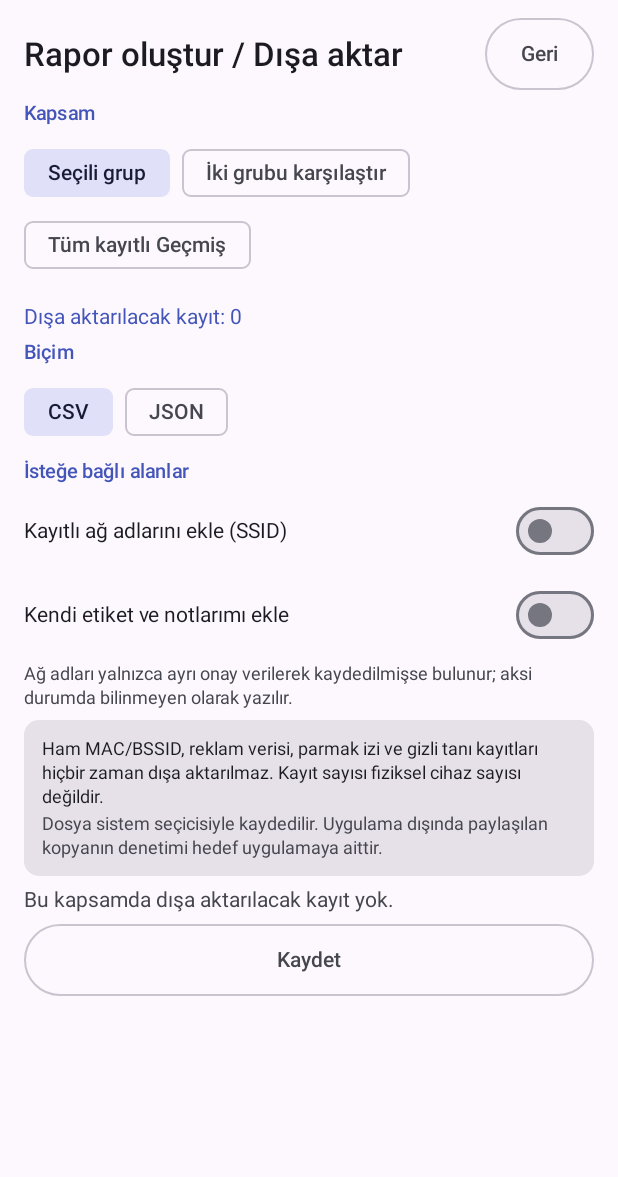
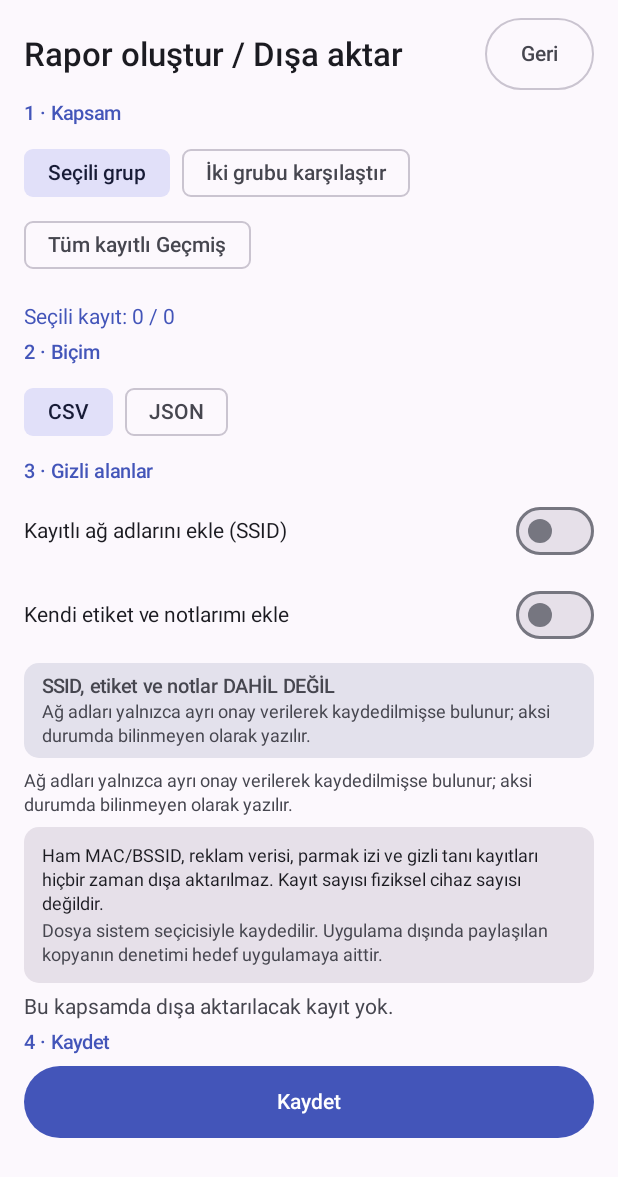
Before and after one commit to jeyhunmammadov738-ops/radioobserver, an Android app built with Jetpack Compose: the composable ReportExportScreen called with empty values, on a phone screen of 412 x 824 dp. Shown: the top 1177 px of the screen. Run offline under Robolectric (Android 15) with nearby library versions, the phone set to English and light mode, and no system bars.

Commit message:
UX-07: four-step export flow with explicit privacy defaults and honest outcomes
The reporting screen now reads as numbered steps (scope, format, sensitive fields, save)
with one filled primary Save action at the end. A status banner states that SSID, labels
and notes are excluded by default and turns into an attention warning only after a
conscious opt-in, the record count reads 'Secili kayit: N / M', and save, cancel and failure
all surface through the shared status banner with the real record count. A pure
ExportReview/ExportReviewer keeps every displayed number derived from the same saved
records History and analytics read.

WS06 report generation, CSV/JSON schemas, byte content, privacy rules, selection semantics,
SAF launchers and navigation are untouched; no sharing, import, restore, backup or new
format was added, and opening the screen starts no scan and writes no History.

Gates: core 370/370, app 102/102 (7 new), compileDebugKotlin, assembleDebug, lint 0 errors/
15 warnings, debug APK, versionCode unchanged. Docs: docs/uiux/ux-07-reporting-export.md
(matrix A-E) plus dated roadmap entries; UX-08 not started.

```diff
--- a/app/src/main/java/com/example/radioobserver/ui/ReportExportScreen.kt
+++ b/app/src/main/java/com/example/radioobserver/ui/ReportExportScreen.kt
@@ -15,6 +15,7 @@ import androidx.compose.foundation.rememberScrollState
 import androidx.compose.foundation.verticalScroll
 import androidx.compose.material3.AlertDialog
 import androidx.compose.material3.Card
+import androidx.compose.material3.Button
 import androidx.compose.material3.FilterChip
 import androidx.compose.material3.MaterialTheme
 import androidx.compose.material3.OutlinedButton
@@ -43,6 +44,10 @@ import com.example.radioobserver.core.radio.export.ReportBuilder
 import com.example.radioobserver.core.radio.history.AnalyticalGroup
 import com.example.radioobserver.core.radio.history.HistoryAnnotation
 import com.example.radioobserver.core.radio.history.HistoryRecord
+import com.example.radioobserver.ui.report.ExportReview
+import com.example.radioobserver.ui.report.ExportReviewer
+import com.example.radioobserver.ui.components.StatusBanner
+import com.example.radioobserver.ui.components.PillKind
 import com.example.radioobserver.ui.components.SectionHeader
 import com.example.radioobserver.ui.components.Spacing
 import kotlinx.coroutines.Dispatchers
@@ -159,6 +164,16 @@ fun ReportExportScreen(
         ReportScope.ALL -> records.size
     }
 
+    // UX-07: one honest review of what is about to be exported (presentation only).
+    val review = ExportReviewer.review(
+        selectedCount = currentCount,
+        totalCount = records.size,
+        includeNames = includeNames,
+        includeAnnotations = includeAnnotations,
+        scopeResolved = !(selectedScope == ReportScope.COMPARE &&
+            (leftId == null || rightId == null || leftId == rightId)),
+    )
+
     Surface(modifier = Modifier.fillMaxSize()) {
         Column(
             modifier = Modifier
@@ -185,7 +200,7 @@ fun ReportExportScreen(
                 ) { Text(stringResource(R.string.feed_back)) }
             }
 
-            SectionHeader(stringResource(R.string.report_scope_section))
+            SectionHeader(stringResource(R.string.report_step_scope))
             FlowRow(horizontalArrangement = Arrangement.spacedBy(Spacing.sm)) {
                 FilterChip(
                     selected = selectedScope == ReportScope.GROUP,
@@ -250,12 +265,13 @@ fun ReportExportScreen(
             }
 
             Text(
-                text = stringResource(R.string.report_count, currentCount),
+                text = stringResource(
+                    R.string.report_count_of_total, review.selectedCount, review.totalCount),
                 style = MaterialTheme.typography.bodyMedium,
                 color = MaterialTheme.colorScheme.primary,
             )
 
-            SectionHeader(stringResource(R.string.report_format_section))
+            SectionHeader(stringResource(R.string.report_step_format))
             FlowRow(horizontalArrangement = Arrangement.spacedBy(Spacing.sm)) {
                 FilterChip(
                     selected = format == ExportFormat.CSV,
@@ -269,7 +285,7 @@ fun ReportExportScreen(
                 )
             }
 
-            SectionHeader(stringResource(R.string.report_fields_section))
+            SectionHeader(stringResource(R.string.report_step_fields))
             Row(
                 modifier = Modifier.fillMaxWidth(),
                 verticalAlignment = Alignment.CenterVertically,
@@ -295,6 +311,20 @@ fun ReportExportScreen(
                     onCheckedChange = { includeAnnotations = it },
                 )
             }
+            val reviewKey = review.summaryKey
+            StatusBanner(
+                title = stringResource(
+                    when (reviewKey) {
+                        ExportReview.SummaryKey.INCLUDES_SENSITIVE ->
+                            R.string.report_privacy_included
+                        ExportReview.SummaryKey.NO_RECORDS -> R.string.report_privacy_excluded
+                        else -> R.string.report_privacy_excluded
+                    }
+                ),
+                kind = if (review.includesSensitive) PillKind.ATTENTION else PillKind.NEUTRAL,
+                detail = stringResource(R.string.report_names_note),
+            )
+
             Text(
                 text = stringResource(R.string.report_names_note),
                 style = MaterialTheme.typography.bodySmall,
@@ -335,7 +365,8 @@ fun ReportExportScreen(
                 )
             }
 
-            OutlinedButton(
+            SectionHeader(stringResource(R.string.report_step_save))
+            Button(
                 onClick = {
                     status = null
                     error = null
@@ -389,12 +420,10 @@ fun ReportExportScreen(
             ) { Text(stringResource(R.string.report_save)) }
 
             status?.let {
-                Text(it, style = MaterialTheme.typography.bodyMedium,
-                    color = MaterialTheme.colorScheme.primary)
+                StatusBanner(title = it, kind = PillKind.ACTIVE)
             }
             error?.let {
-                Text(it, style = MaterialTheme.typography.bodyMedium,
-                    color = MaterialTheme.colorScheme.error)
+                StatusBanner(title = it, kind = PillKind.ERROR)
             }
         }
     }
--- /dev/null
+++ b/app/src/main/java/com/example/radioobserver/ui/report/ExportReview.kt
@@ -0,0 +1,56 @@
+package com.example.radioobserver.ui.report
+
+/**
+ * UX-07: PURE review of one export request, derived ONLY from values the screen already
+ * has. It never generates a report, never touches the file system and never changes the
+ * WS06 output: it answers what the user is about to export so the UI can say it honestly.
+ *
+ * [selectedCount] is the number of distinct saved records the chosen scope covers.
+ * [sensitiveFieldCount] counts the opt-in field groups currently INCLUDED (SSID names,
+ * user labels/notes). Zero means every sensitive field is excluded, which is the default.
+ */
+data class ExportReview(
+    val selectedCount: Int,
+    val totalCount: Int,
+    val sensitiveFieldCount: Int,
+    val scopeResolved: Boolean,
+) {
+    /** True only when the scope cannot produce a report at all (e.g. same group twice). */
+    val blocked: Boolean get() = !scopeResolved
+
+    /** True when the selection covers no saved records; the export stays user-initiated. */
+    val empty: Boolean get() = scopeResolved && selectedCount == 0
+
+    /** True when the user has consciously opted into at least one sensitive field group. */
+    val includesSensitive: Boolean get() = sensitiveFieldCount > 0
+
+    /** Honest, non-fabricated sentence keys the UI maps to resources. */
+    val summaryKey: SummaryKey
+        get() = when {
+            blocked -> SummaryKey.SCOPE_UNRESOLVED
+            empty -> SummaryKey.NO_RECORDS
+            includesSensitive -> SummaryKey.INCLUDES_SENSITIVE
+            else -> SummaryKey.EXCLUDED_BY_DEFAULT
+        }
+
+    enum class SummaryKey { SCOPE_UNRESOLVED, NO_RECORDS, INCLUDES_SENSITIVE, EXCLUDED_BY_DEFAULT }
+}
+
+object ExportReviewer {
+    /**
+     * [includeNames] and [includeAnnotations] are the two existing opt-ins; each counts as
+     * one sensitive field group when enabled.
+     */
+    fun review(
+        selectedCount: Int,
+        totalCount: Int,
+        includeNames: Boolean,
+        includeAnnotations: Boolean,
+        scopeResolved: Boolean,
+    ): ExportReview = ExportReview(
+        selectedCount = selectedCount.coerceAtLeast(0),
+        totalCount = totalCount.coerceAtLeast(0),
+        sensitiveFieldCount = (if (includeNames) 1 else 0) + (if (includeAnnotations) 1 else 0),
+        scopeResolved = scopeResolved,
+    )
+}
--- a/app/src/main/res/values/strings.xml
+++ b/app/src/main/res/values/strings.xml
@@ -160,21 +160,24 @@
     <!-- WORKSTREAM 06: local reporting and explicit export -->
     <string name="report_open">Rapor oluştur / Dışa aktar</string>
     <string name="report_title">Rapor oluştur / Dışa aktar</string>
-    <string name="report_scope_section">Kapsam</string>
     <string name="report_scope_group">Seçili grup</string>
     <string name="report_scope_compare">İki grubu karşılaştır</string>
     <string name="report_scope_all">Tüm kayıtlı Geçmiş</string>
     <string name="report_scope_all_confirm">Tüm kayıtlı Geçmiş dışa aktarılacak. Dosya cihaz dışına taşınırsa içeriğin denetimi sizin elinizde olur. Devam edilsin mi?</string>
-    <string name="report_format_section">Biçim</string>
     <string name="report_format_csv">CSV</string>
     <string name="report_format_json">JSON</string>
-    <string name="report_count">Dışa aktarılacak kayıt: %1$d</string>
-    <string name="report_fields_section">İsteğe bağlı alanlar</string>
     <string name="report_include_names">Kayıtlı ağ adlarını ekle (SSID)</string>
     <string name="report_include_annotations">Kendi etiket ve notlarımı ekle</string>
     <string name="report_names_note">Ağ adları yalnızca ayrı onay verilerek kaydedilmişse bulunur; aksi durumda bilinmeyen olarak yazılır.</string>
     <string name="report_privacy_note">Ham MAC/BSSID, reklam verisi, parmak izi ve gizli tanı kayıtları hiçbir zaman dışa aktarılmaz. Kayıt sayısı fiziksel cihaz sayısı değildir.</string>
     <string name="report_external_note">Dosya sistem seçicisiyle kaydedilir. Uygulama dışında paylaşılan kopyanın denetimi hedef uygulamaya aittir.</string>
+    <string name="report_step_scope">1 · Kapsam</string>
+    <string name="report_step_format">2 · Biçim</string>
+    <string name="report_step_fields">3 · Gizli alanlar</string>
+    <string name="report_step_save">4 · Kaydet</string>
+    <string name="report_count_of_total">Seçili kayıt: %1$d / %2$d</string>
+    <string name="report_privacy_excluded">SSID, etiket ve notlar DAHİL DEĞİL</string>
+    <string name="report_privacy_included">Gizli alanlar dahil edilecek</string>
     <string name="report_save">Kaydet</string>
     <string name="report_saved">Rapor kaydedildi. Kayıt sayısı: %1$d</string>
     <string name="report_cancelled">İptal edildi; hiçbir veri değişmedi.</string>
```
Also changed, not shown: 4 other files.
